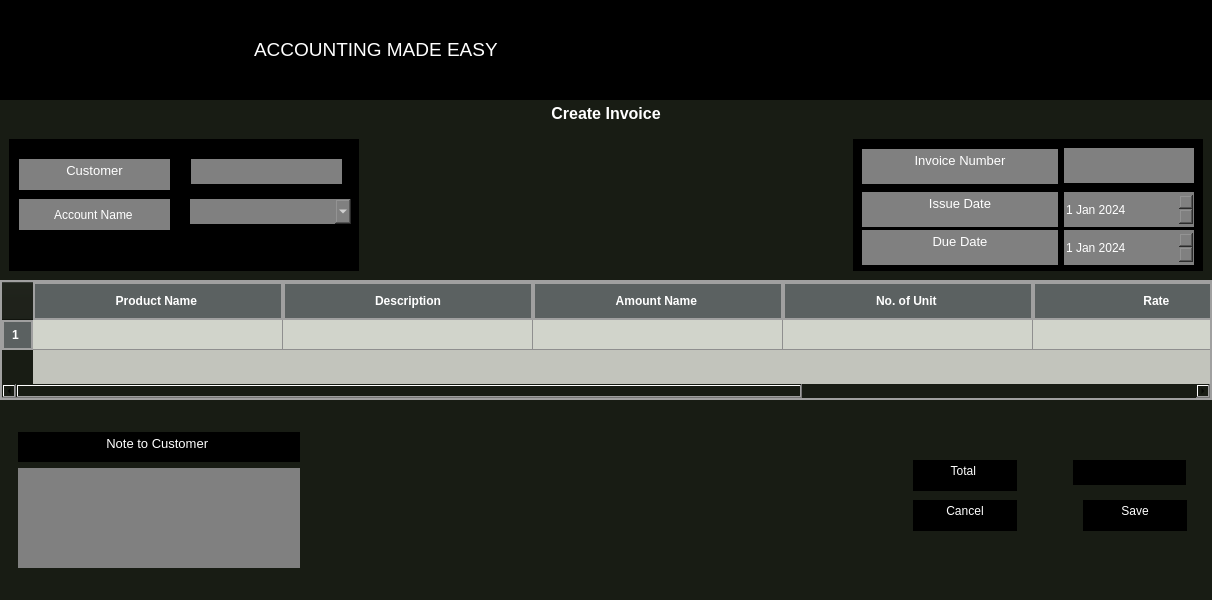
SujalMainali/Ledger-Logic, file create1.ui: the form before one commit.
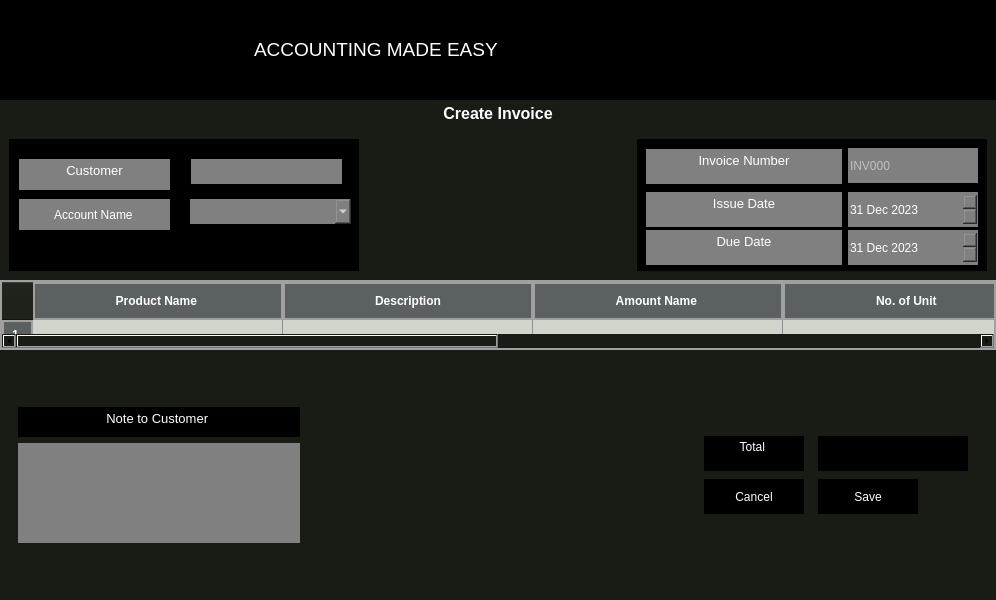
The form after the commit. Icons and pictures are not drawn.

Commit message: Added working Create Bill and Create Invoice Windows

Patch:
```diff
--- a/create1.ui
+++ b/create1.ui
@@ -6,7 +6,7 @@
    <rect>
     <x>0</x>
     <y>0</y>
-    <width>1212</width>
+    <width>996</width>
     <height>600</height>
    </rect>
   </property>
@@ -354,7 +354,8 @@
           </size>
          </property>
          <property name="styleSheet">
-          <string notr="true">background-color:black;</string>
+          <string notr="true">background-color:black;
+color:white;</string>
          </property>
          <property name="frameShape">
           <enum>QFrame::StyledPanel</enum>
@@ -453,12 +454,12 @@
             </property>
             <property name="dateTime">
              <datetime>
-              <hour>0</hour>
-              <minute>0</minute>
+              <hour>12</hour>
+              <minute>30</minute>
               <second>0</second>
-              <year>2024</year>
-              <month>1</month>
-              <day>1</day>
+              <year>2023</year>
+              <month>12</month>
+              <day>31</day>
              </datetime>
             </property>
            </widget>
@@ -518,12 +519,12 @@
             </property>
             <property name="dateTime">
              <datetime>
-              <hour>0</hour>
-              <minute>0</minute>
+              <hour>12</hour>
+              <minute>30</minute>
               <second>0</second>
-              <year>2024</year>
-              <month>1</month>
-              <day>1</day>
+              <year>2023</year>
+              <month>12</month>
+              <day>31</day>
              </datetime>
             </property>
            </widget>
@@ -545,7 +546,11 @@
             <property name="styleSheet">
              <string notr="true">background-color:grey;
 color:white;
-font: 10pt &quot;Segoe UI&quot;;</string>
+font: 10pt &quot;Segoe UI&quot;;
+</string>
+            </property>
+            <property name="placeholderText">
+             <string>INV000</string>
             </property>
            </widget>
           </item>
@@ -557,6 +562,12 @@
     </item>
     <item>
      <widget class="QTableWidget" name="ItemsTable">
+      <property name="sizePolicy">
+       <sizepolicy hsizetype="Expanding" vsizetype="Expanding">
+        <horstretch>0</horstretch>
+        <verstretch>0</verstretch>
+       </sizepolicy>
+      </property>
       <property name="minimumSize">
        <size>
         <width>0</width>
@@ -566,7 +577,7 @@
       <property name="maximumSize">
        <size>
         <width>16777215</width>
-        <height>300</height>
+        <height>70</height>
        </size>
       </property>
       <property name="styleSheet">
@@ -781,22 +792,28 @@
          <property name="frameShadow">
           <enum>QFrame::Raised</enum>
          </property>
-         <widget class="QTextEdit" name="textEdit_12">
-          <property name="geometry">
-           <rect>
-            <x>10</x>
-            <y>10</y>
-            <width>104</width>
-            <height>31</height>
-           </rect>
-          </property>
-          <property name="styleSheet">
-           <string notr="true">background-color:black;
+         <layout class="QGridLayout" name="gridLayout_2">
+          <item row="0" column="0">
+           <widget class="QTextEdit" name="textEdit_12">
+            <property name="minimumSize">
+             <size>
+              <width>100</width>
+              <height>35</height>
+             </size>
+            </property>
+            <property name="maximumSize">
+             <size>
+              <width>100</width>
+              <height>35</height>
+             </size>
+            </property>
+            <property name="styleSheet">
+             <string notr="true">background-color:black;
 color:white;
 </string>
-          </property>
-          <property name="html">
-           <string>&lt;!DOCTYPE HTML PUBLIC &quot;-//W3C//DTD HTML 4.0//EN&quot; &quot;http://www.w3.org/TR/REC-html40/strict.dtd&quot;&gt;
+            </property>
+            <property name="html">
+             <string>&lt;!DOCTYPE HTML PUBLIC &quot;-//W3C//DTD HTML 4.0//EN&quot; &quot;http://www.w3.org/TR/REC-html40/strict.dtd&quot;&gt;
 &lt;html&gt;&lt;head&gt;&lt;meta name=&quot;qrichtext&quot; content=&quot;1&quot; /&gt;&lt;meta charset=&quot;utf-8&quot; /&gt;&lt;style type=&quot;text/css&quot;&gt;
 p, li { white-space: pre-wrap; }
 hr { height: 1px; border-width: 0; }
@@ -804,72 +821,72 @@
 li.checked::marker { content: &quot;\2612&quot;; }
 &lt;/style&gt;&lt;/head&gt;&lt;body style=&quot; font-family:'Sans Serif'; font-size:9pt; font-weight:400; font-style:normal;&quot;&gt;
 &lt;p align=&quot;center&quot; style=&quot; margin-top:0px; margin-bottom:0px; margin-left:0px; margin-right:0px; -qt-block-indent:0; text-indent:0px;&quot;&gt;&lt;span style=&quot; font-family:'Segoe UI';&quot;&gt;Total &lt;/span&gt;&lt;/p&gt;&lt;/body&gt;&lt;/html&gt;</string>
-          </property>
-         </widget>
-         <widget class="QTextEdit" name="CancelButton">
-          <property name="geometry">
-           <rect>
-            <x>10</x>
-            <y>50</y>
-            <width>104</width>
-            <height>31</height>
-           </rect>
-          </property>
-          <property name="styleSheet">
-           <string notr="true">background-color:black;
-color:white;
-</string>
-          </property>
-          <property name="html">
-           <string>&lt;!DOCTYPE HTML PUBLIC &quot;-//W3C//DTD HTML 4.0//EN&quot; &quot;http://www.w3.org/TR/REC-html40/strict.dtd&quot;&gt;
-&lt;html&gt;&lt;head&gt;&lt;meta name=&quot;qrichtext&quot; content=&quot;1&quot; /&gt;&lt;meta charset=&quot;utf-8&quot; /&gt;&lt;style type=&quot;text/css&quot;&gt;
-p, li { white-space: pre-wrap; }
-hr { height: 1px; border-width: 0; }
-li.unchecked::marker { content: &quot;\2610&quot;; }
-li.checked::marker { content: &quot;\2612&quot;; }
-&lt;/style&gt;&lt;/head&gt;&lt;body style=&quot; font-family:'Sans Serif'; font-size:9pt; font-weight:400; font-style:normal;&quot;&gt;
-&lt;p align=&quot;center&quot; style=&quot; margin-top:0px; margin-bottom:0px; margin-left:0px; margin-right:0px; -qt-block-indent:0; text-indent:0px;&quot;&gt;&lt;span style=&quot; font-family:'Segoe UI';&quot;&gt;Cancel&lt;/span&gt;&lt;/p&gt;&lt;/body&gt;&lt;/html&gt;</string>
-          </property>
-         </widget>
-         <widget class="QTextEdit" name="SaveButton">
-          <property name="geometry">
-           <rect>
-            <x>180</x>
-            <y>50</y>
-            <width>104</width>
-            <height>31</height>
-           </rect>
-          </property>
-          <property name="styleSheet">
-           <string notr="true">background-color:black;
-color:white;
-</string>
-          </property>
-          <property name="html">
-           <string>&lt;!DOCTYPE HTML PUBLIC &quot;-//W3C//DTD HTML 4.0//EN&quot; &quot;http://www.w3.org/TR/REC-html40/strict.dtd&quot;&gt;
-&lt;html&gt;&lt;head&gt;&lt;meta name=&quot;qrichtext&quot; content=&quot;1&quot; /&gt;&lt;meta charset=&quot;utf-8&quot; /&gt;&lt;style type=&quot;text/css&quot;&gt;
-p, li { white-space: pre-wrap; }
-hr { height: 1px; border-width: 0; }
-li.unchecked::marker { content: &quot;\2610&quot;; }
-li.checked::marker { content: &quot;\2612&quot;; }
-&lt;/style&gt;&lt;/head&gt;&lt;body style=&quot; font-family:'Sans Serif'; font-size:9pt; font-weight:400; font-style:normal;&quot;&gt;
-&lt;p align=&quot;center&quot; style=&quot; margin-top:0px; margin-bottom:0px; margin-left:0px; margin-right:0px; -qt-block-indent:0; text-indent:0px;&quot;&gt;&lt;span style=&quot; font-family:'Segoe UI';&quot;&gt;Save&lt;/span&gt;&lt;/p&gt;&lt;/body&gt;&lt;/html&gt;</string>
-          </property>
-         </widget>
-         <widget class="QLineEdit" name="TotalAmount">
-          <property name="geometry">
-           <rect>
-            <x>170</x>
-            <y>10</y>
-            <width>113</width>
-            <height>25</height>
-           </rect>
-          </property>
-          <property name="styleSheet">
-           <string notr="true">background-color:black;
+            </property>
+           </widget>
+          </item>
+          <item row="0" column="1">
+           <widget class="QLineEdit" name="TotalAmount">
+            <property name="minimumSize">
+             <size>
+              <width>150</width>
+              <height>35</height>
+             </size>
+            </property>
+            <property name="maximumSize">
+             <size>
+              <width>150</width>
+              <height>16777215</height>
+             </size>
+            </property>
+            <property name="styleSheet">
+             <string notr="true">background-color:black;
 color:white;</string>
-          </property>
-         </widget>
+            </property>
+           </widget>
+          </item>
+          <item row="1" column="0">
+           <widget class="QPushButton" name="CancelButton">
+            <property name="minimumSize">
+             <size>
+              <width>100</width>
+              <height>35</height>
+             </size>
+            </property>
+            <property name="styleSheet">
+             <string notr="true">background-color:black;
+color:white;
+</string>
+            </property>
+            <property name="text">
+             <string>Cancel</string>
+            </property>
+           </widget>
+          </item>
+          <item row="1" column="1">
+           <widget class="QPushButton" name="SaveButton">
+            <property name="minimumSize">
+             <size>
+              <width>0</width>
+              <height>35</height>
+             </size>
+            </property>
+            <property name="maximumSize">
+             <size>
+              <width>100</width>
+              <height>16777215</height>
+             </size>
+            </property>
+            <property name="styleSheet">
+             <string notr="true">background-color:black;
+color:white;
+</string>
+            </property>
+            <property name="text">
+             <string>Save</string>
+            </property>
+           </widget>
+          </item>
+         </layout>
         </widget>
        </item>
       </layout>
```
Left out of the diff: 2 changed lines with no effect on the pictures. The commit also changes 9 other files.
